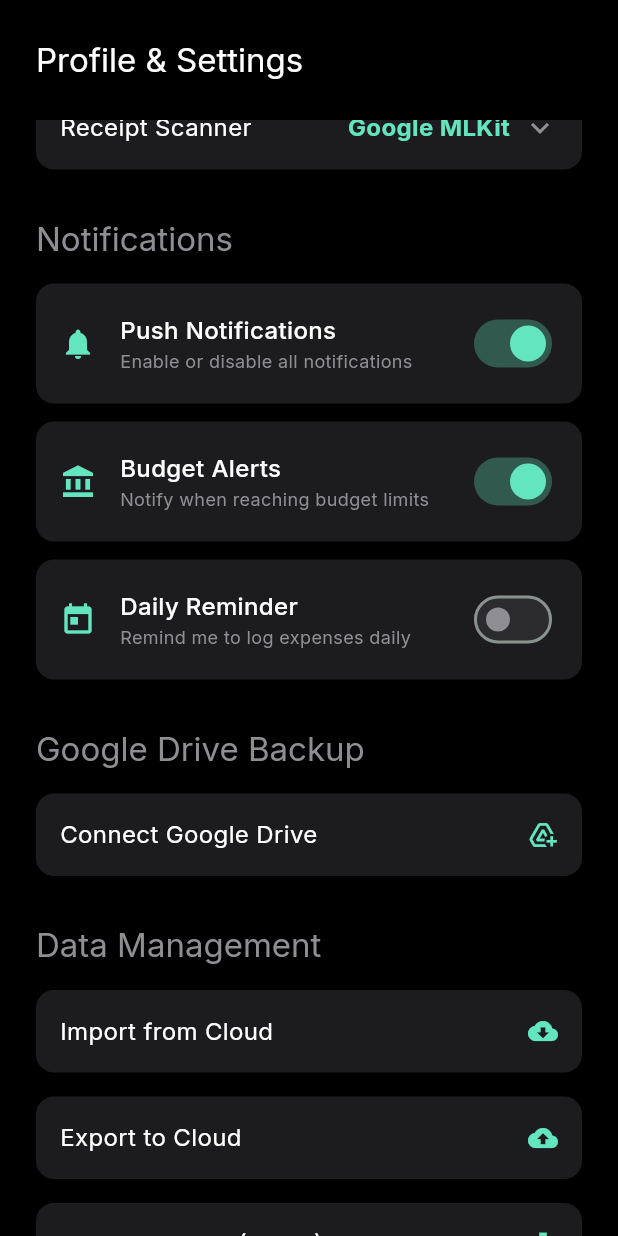
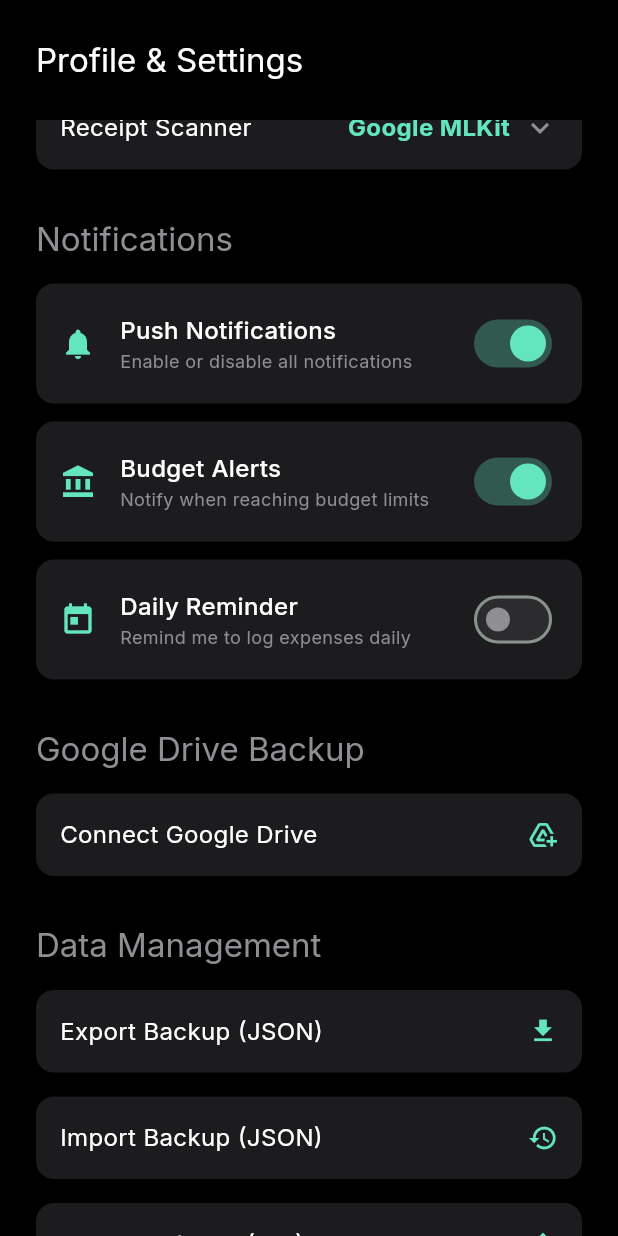
Before and after one commit to devilteo911/budgetti, a Flutter app: the ProfileScreen screen opened by its route, scrolled down 576 dp, on a phone screen of 412 x 824 dp. Run offline on Flutter 3.47's test engine with Material 3 defaults, Android fonts, the phone set to English and light mode, and no system bars; our stand-ins replace drift, file_picker, fl_chart, flutter_local_notifications, flutter_riverpod, go_router and 9 more; missing offline and left inert: draggable_scrollbar, extension_google_sign_in_as_googleapis_auth, google_mlkit_text_recognition, googleapis, mobile_ocr; accounts and stored records are empty; generated files the repository leaves out were written again.

Commit message:
🔥remove import export from supa

```diff
--- a/lib/features/profile/profile_screen.dart
+++ b/lib/features/profile/profile_screen.dart
@@ -1096,132 +1096,7 @@
 
                     // Sync with Supabase
                     // Import from Cloud
-                    InkWell(
-                      onTap: _isLoading
-                          ? null
-                          : () async {
-                              setState(() => _isLoading = true);
-                              try {
-                                await ref
-                                    .read(syncServiceProvider)
-                                    .importFromCloud();
-                                if (context.mounted) {
-                                  ScaffoldMessenger.of(context).showSnackBar(
-                                    const SnackBar(
-                                      content: Text(
-                                        "Import completed successfully",
-                                      ),
-                                    ),
-                                  );
-                                }
-                              } catch (e) {
-                                if (context.mounted) {
-                                  ScaffoldMessenger.of(context).showSnackBar(
-                                    SnackBar(
-                                      content: Text("Import failed: $e"),
-                                    ),
-                                  );
-                                }
-                              } finally {
-                                if (context.mounted) {
-                                  setState(() => _isLoading = false);
-                                }
-                              }
-                            },
-                      borderRadius: BorderRadius.circular(12),
-                      child: Container(
-                        padding: const EdgeInsets.symmetric(
-                          horizontal: 16,
-                          vertical: 16,
-                        ),
-                        decoration: BoxDecoration(
-                          color: AppTheme.surfaceGrey,
-                          borderRadius: BorderRadius.circular(12),
-                        ),
-                        child: const Row(
-                          mainAxisAlignment: MainAxisAlignment.spaceBetween,
-                          children: [
-                            Text(
-                              "Import from Cloud",
-                              style: TextStyle(
-                                color: Colors.white,
-                                fontSize: 16,
-                              ),
-                            ),
-                            Icon(
-                              Icons.cloud_download,
-                              color: AppTheme.primaryGreen,
-                              size: 20,
-                            ),
-                          ],
-                        ),
-                      ),
-                    ),
-                    const SizedBox(height: 16),
-
-                    // Export to Cloud
-                    InkWell(
-                      onTap: _isLoading
-                          ? null
-                          : () async {
-                              setState(() => _isLoading = true);
-                              try {
-                                await ref
-                                    .read(syncServiceProvider)
-                                    .exportToCloud();
-                                if (context.mounted) {
-                                  ScaffoldMessenger.of(context).showSnackBar(
-                                    const SnackBar(
-                                      content: Text(
-                                        "Export completed successfully",
-                                      ),
-                                    ),
-                                  );
-                                }
-                              } catch (e) {
-                                if (context.mounted) {
-                                  ScaffoldMessenger.of(context).showSnackBar(
-                                    SnackBar(
-                                      content: Text("Export failed: $e"),
-                                    ),
-                                  );
-                                }
-                              } finally {
-                                if (context.mounted) {
-                                  setState(() => _isLoading = false);
-                                }
-                              }
-                            },
-                      borderRadius: BorderRadius.circular(12),
-                      child: Container(
-                        padding: const EdgeInsets.symmetric(
-                          horizontal: 16,
-                          vertical: 16,
-                        ),
-                        decoration: BoxDecoration(
-                          color: AppTheme.surfaceGrey,
-                          borderRadius: BorderRadius.circular(12),
-                        ),
-                        child: const Row(
-                          mainAxisAlignment: MainAxisAlignment.spaceBetween,
-                          children: [
-                            Text(
-                              "Export to Cloud",
-                              style: TextStyle(
-                                color: Colors.white,
-                                fontSize: 16,
-                              ),
-                            ),
-                            Icon(
-                              Icons.cloud_upload,
-                              color: AppTheme.primaryGreen,
-                              size: 20,
-                            ),
-                          ],
-                        ),
-                      ),
-                    ),
-                    const SizedBox(height: 16),
+
 
                     // Export Backup
                     InkWell(
```
Also changed, not shown: lib/core/providers/providers.dart (+2 -5 lines), lib/core/services/sync_service.dart (deleted, +0 -281 lines).
